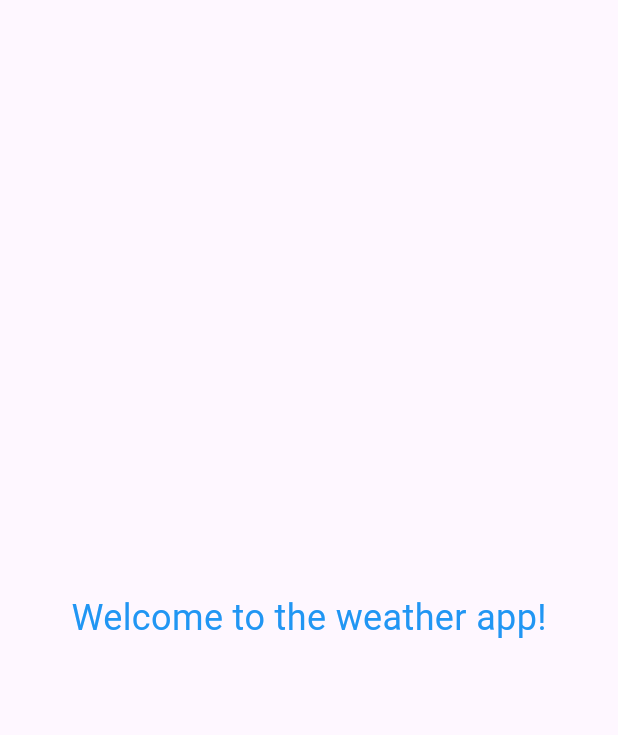
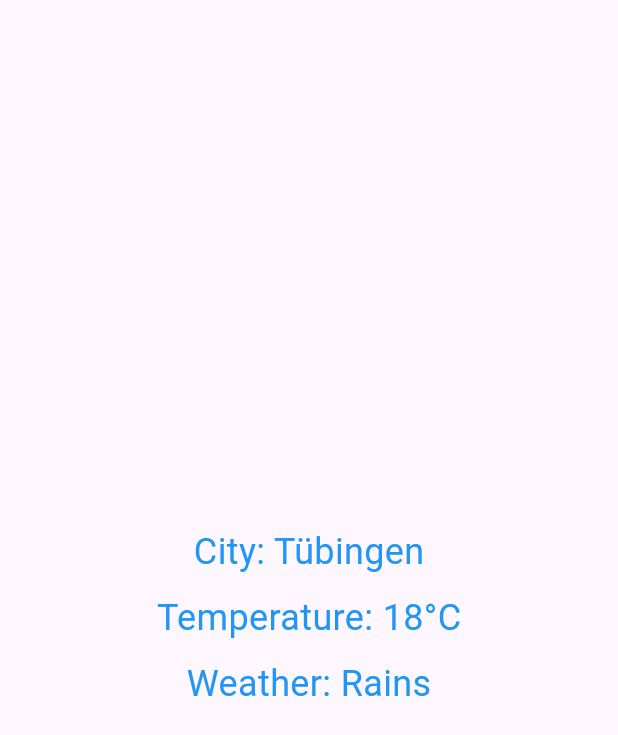
Before and after one commit to Muhannmmad/Wetter-App, a Flutter app: the screen it shows after launch, on a phone screen of 412 x 824 dp. Shown: the top 735 px of the screen. Run offline on Flutter 3.47's test engine with Material 3 defaults, Android fonts, the phone set to English and light mode, and no system bars.

Commit message:
city and weather added

```diff
--- a/weatherApp/wetter_app/lib/main.dart
+++ b/weatherApp/wetter_app/lib/main.dart
@@ -22,12 +22,33 @@ class WeatherApp extends StatelessWidget {
   Widget build(BuildContext context) {
     return const Scaffold(
       body: Center(
-        child: Text(
-          'Welcome to the weather app!',
-          style: TextStyle(
-            color: Colors.blue,
-            fontSize: 24,
-          ),
+        child: Column(
+          mainAxisAlignment: MainAxisAlignment.center,
+          children: [
+            Text(
+              'City: Tübingen',
+              style: TextStyle(
+                color: Colors.blue,
+                fontSize: 24,
+              ),
+            ),
+            SizedBox(height: 10),
+            Text(
+              'Temperature: 18°C',
+              style: TextStyle(
+                color: Colors.blue,
+                fontSize: 24,
+              ),
+            ),
+            SizedBox(height: 10),
+            Text(
+              'Weather: Rains',
+              style: TextStyle(
+                color: Colors.blue,
+                fontSize: 24,
+              ),
+            ),
+          ],
         ),
       ),
     );
```
